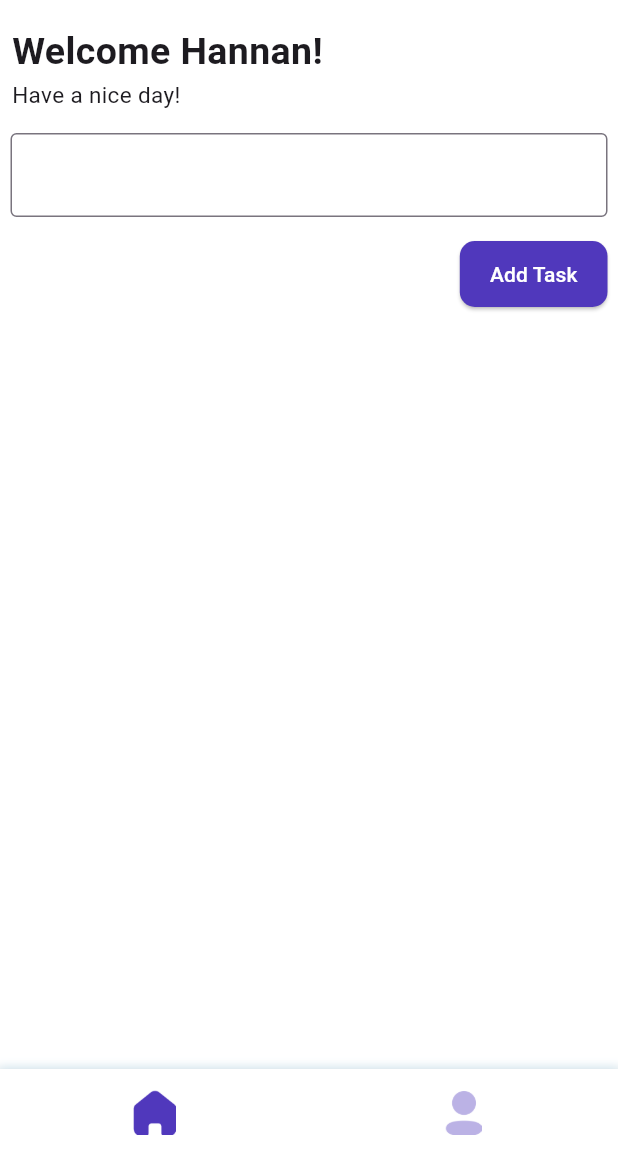
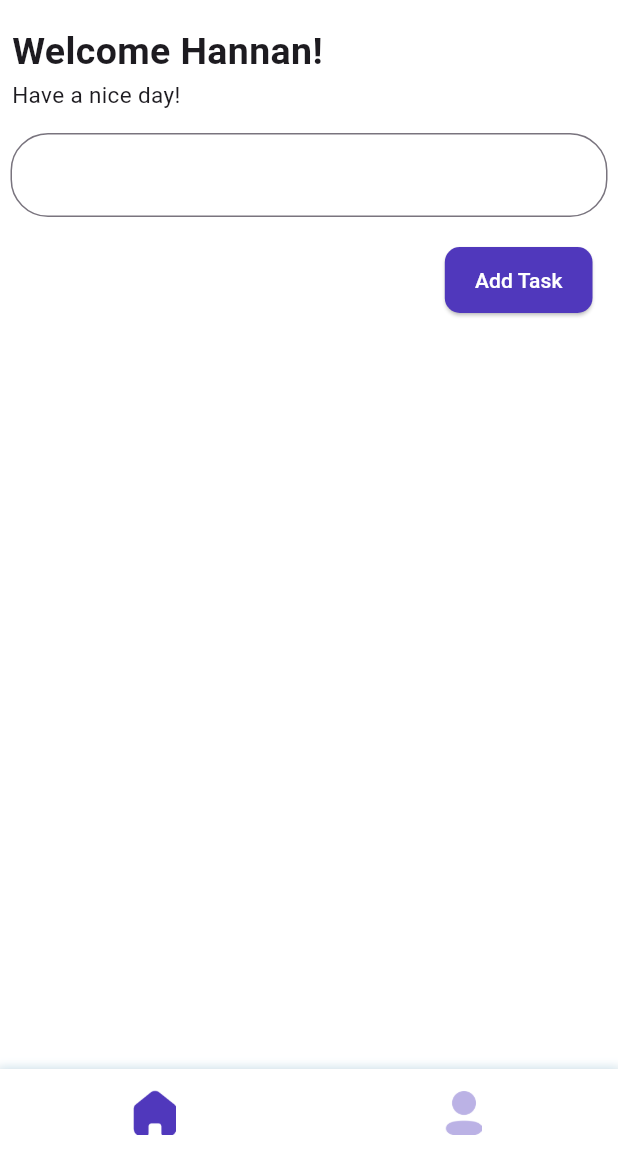
Before and after one commit to Hannan-Afif/RISTEK_Mobdev, a Flutter app: the screen it shows after launch, on a phone screen of 412 x 824 dp, the part 71-1236 px from its top. Run offline on Flutter 3.47's test engine with Material 3 defaults, Android fonts, the phone set to English and light mode, and no system bars; our stand-ins replace image_picker.

```diff
--- a/lib/views/pages/home_page.dart
+++ b/lib/views/pages/home_page.dart
@@ -48,17 +48,9 @@ class _HomePageState extends State<HomePage> {
               mainAxisSize: MainAxisSize.min,
               crossAxisAlignment: CrossAxisAlignment.start,
               children: [
-                ValueListenableBuilder<String>(
-                  valueListenable: usernameNotifier,
-                  builder: (context, value, child) {
-                    return Text(
-                      'Welcome $value!',
-                      style: TextStyle(
-                        fontSize: 25.0,
-                        fontWeight: FontWeight.bold,
-                      ),
-                    );
-                  },
+                Text(
+                  'Welcome Hannan!',
+                  style: TextStyle(fontSize: 25.0, fontWeight: FontWeight.bold),
                 ),
                 Text(
                   'Have a nice day!',
@@ -71,27 +63,35 @@ class _HomePageState extends State<HomePage> {
           Padding(
             padding: const EdgeInsets.all(7.0),
             child: TextField(
+
               controller: _controller,
-              decoration: const InputDecoration(border: OutlineInputBorder()),
+              maxLines: null,
+              keyboardType: TextInputType.multiline,
+              decoration: InputDecoration(
+                border: OutlineInputBorder(
+                  borderRadius: BorderRadius.circular(25.0),
+                )
+
+                ),
             ),
           ),
           Container(
             alignment: Alignment.topRight,
+            margin: EdgeInsets.only(
+              top: 4.0,
+              right:10.0,
+              bottom: 2.0,
+            ),
             padding: EdgeInsets.all(7.0),
             color: Colors.white,
             child: ElevatedButton(
               style: ElevatedButton.styleFrom(
-                backgroundColor: Color(0xFF5038BC), // Change to your desired color
-                foregroundColor: Colors.white, // Text/Icon color
+                backgroundColor: Color(0xFF5038BC),
+                foregroundColor: Colors.white,
                 shape: RoundedRectangleBorder(
-                  borderRadius: BorderRadius.circular(
-                    10,
-                  ), // Optional: Adjust border radius
+                  borderRadius: BorderRadius.circular(10),
                 ),
-                padding: EdgeInsets.symmetric(
-                  horizontal: 20,
-                  vertical: 12,
-                ), // Adjust padding
+                padding: EdgeInsets.symmetric(horizontal: 20, vertical: 12),
               ),
               onPressed: _addTask,
 
@@ -106,10 +106,12 @@ class _HomePageState extends State<HomePage> {
                   width: double.infinity,
                   margin: EdgeInsets.all(8.0), // Atur jarak kanan & kiri
                   decoration: BoxDecoration(
+                    color: Colors.white,
                     borderRadius: BorderRadius.circular(20.0),
                     border: Border.all(color: Color(0xFFE2E0F2), width: 1.0),
                   ),
                   child: ListTile(
+
                     trailing: IconButton(
                       icon: Icon(Icons.delete, color: Colors.red),
                       onPressed: () {
@@ -119,15 +121,12 @@ class _HomePageState extends State<HomePage> {
                     title: Text(
                       _tasks[index].task,
                       style: TextStyle(
-                        color: Color(0xFF5038BC),
-                        fontWeight: FontWeight.bold,
+                        color: _tasks[index].check ? Color(0xFF5038BC) : Color(0xFF494646),
+                        fontWeight: FontWeight.w500,
+                        fontSize: 16,
                       ),
                     ),
                     dense: true,
-                    // subtitle: Text(
-                    //   'Deadline',
-                    //   style: TextStyle(color: Colors.amber),
-                    // ),
                     shape: RoundedRectangleBorder(
                       borderRadius: BorderRadius.circular(15),
                     ),
--- a/lib/views/widget_tree.dart
+++ b/lib/views/widget_tree.dart
@@ -28,6 +28,8 @@ class _WidgetTreeState extends State<WidgetTree> {
           duration: Duration(milliseconds: 0),
           color: (home == 0) ? Colors.white : Color(0xFF5038BC),
           child: AppBar(
+            elevation: 0,
+            scrolledUnderElevation: 0,
             centerTitle: true,
             title: const Text(
               'My Profile',
```
Also changed, not shown: lib/data/task_notifiers.dart (deleted, +0 -27 lines), lib/views/pages/profile_page.dart (+12 -14 lines), lib/views/widgets/task_widget.dart (deleted, +0 -64 lines), lib/data/database.dart (deleted).
